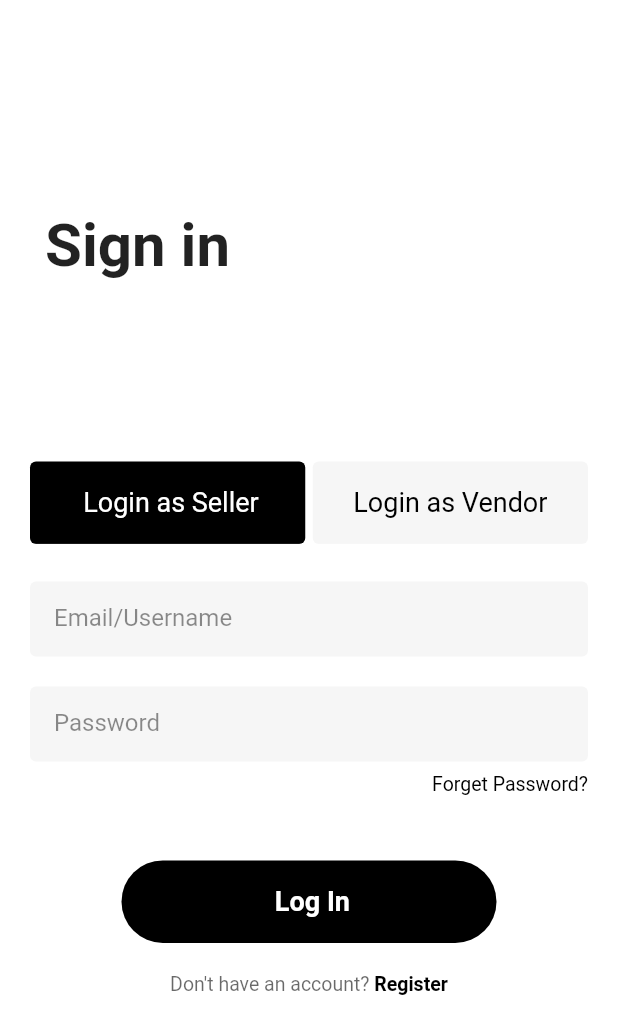
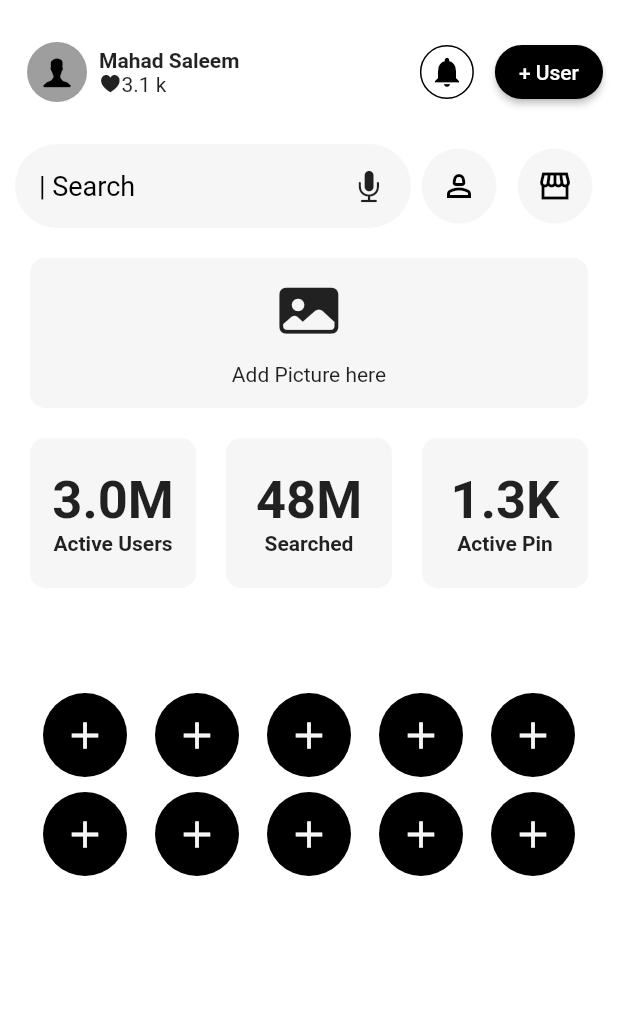
Before and after one commit to Mahad871/automobile_management, a Flutter app: the screen it shows after launch, after a tap on "Log In", on a phone screen of 412 x 824 dp. Shown: the top 1034 px of the screen. Run offline on Flutter 3.47's test engine with Material 2 defaults, Android fonts, the phone set to English and light mode, and no system bars.

Commit message:
Homepage UI completed

```diff
--- /dev/null
+++ b/lib/Common/custom_rounded_button.dart
@@ -0,0 +1,40 @@
+import 'package:flutter/material.dart';
+
+class CustomRoundButton extends StatelessWidget {
+  final IconData? buttonIcon;
+  final Color buttonColor;
+  final Color buttonIconColor;
+  final VoidCallback? onPress;
+  final double buttonIconSize;
+  final double buttonWidth;
+  final double buttonHeight;
+  const CustomRoundButton({
+    super.key,
+    this.buttonColor = const Color(0xFF4C4F5E),
+    this.buttonIcon,
+    this.buttonIconColor = Colors.black,
+    this.onPress,
+    this.buttonIconSize = 30,
+    this.buttonWidth = 56.0,
+    this.buttonHeight = 56.0,
+  });
+
+  @override
+  Widget build(BuildContext context) {
+    return RawMaterialButton(
+      constraints: BoxConstraints.tightFor(
+        width: buttonWidth,
+        height: buttonHeight,
+      ),
+      shape: const CircleBorder(),
+      fillColor: buttonColor,
+      textStyle: const TextStyle(color: Colors.black),
+      onPressed: onPress,
+      child: Icon(
+        buttonIcon,
+        color: buttonIconColor,
+        size: buttonIconSize,
+      ),
+    );
+  }
+}
--- /dev/null
+++ b/lib/Common/reusable_card.dart
@@ -0,0 +1,42 @@
+import 'package:flutter/material.dart';
+
+class ReusableCard extends StatelessWidget {
+  final Color colour;
+  final Widget? cardChild;
+  final VoidCallback? onPress;
+  final double cardMargin;
+  final double cardPaddinng;
+  final double cardWidth;
+  final double cardHeight;
+
+  const ReusableCard({
+    super.key,
+    required this.colour,
+    this.cardChild,
+    this.onPress,
+    this.cardMargin = 10,
+    this.cardPaddinng = 0,
+    this.cardWidth = 100,
+    this.cardHeight = 100,
+  });
+  @override
+  Widget build(BuildContext context) {
+    return GestureDetector(
+      onTap: onPress,
+      child: Material(
+        color: Colors.transparent,
+        child: Container(
+          width: cardWidth,
+          height: cardHeight,
+          decoration: BoxDecoration(
+            borderRadius: BorderRadius.circular(10),
+            color: colour,
+          ),
+          margin: EdgeInsets.all(cardMargin),
+          padding: EdgeInsets.only(top: cardPaddinng, bottom: cardPaddinng),
+          child: cardChild,
+        ),
+      ),
+    );
+  }
+}
--- /dev/null
+++ b/lib/Screens/home_page.dart
@@ -0,0 +1,297 @@
+import 'package:automobile_management/Common/custom_rounded_button.dart';
+import 'package:automobile_management/Common/reusable_card.dart';
+import 'package:flutter/cupertino.dart';
+import 'package:flutter/material.dart';
+import '../Common/constants.dart';
+
+class HomeScreen extends StatefulWidget {
+  const HomeScreen({super.key});
+
+  @override
+  State<HomeScreen> createState() => _HomeScreenState();
+}
+
+class _HomeScreenState extends State<HomeScreen> {
+  bool isVendor = false;
+  Color userModeContainerColor = Colors.black;
+  Color userModeTextColor = Colors.white;
+  Color vendorModeContainerColor = textFieldColor;
+  Color vendorModeTextColor = Colors.black;
+
+  @override
+  Widget build(BuildContext context) {
+    var scaffold = Scaffold(
+      backgroundColor: backgroundColor,
+      body: SafeArea(
+        child: Padding(
+          padding: const EdgeInsets.symmetric(horizontal: 10, vertical: 20),
+          child: Column(
+            children: [
+              GestureDetector(
+                child: Row(
+                  mainAxisAlignment: MainAxisAlignment.spaceBetween,
+                  children: [
+                    Row(
+                      children: [
+                        const Padding(
+                          padding: EdgeInsets.all(8.0),
+                          child: CircleAvatar(
+                            backgroundColor: Colors.grey,
+                            child: Icon(CupertinoIcons.person_alt,
+                                color: Colors.black),
+                          ),
+                        ),
+                        Column(
+                          mainAxisAlignment: MainAxisAlignment.spaceBetween,
+                          crossAxisAlignment: CrossAxisAlignment.start,
+                          children: [
+                            const Text(
+                              "Mahad Saleem",
+                              style: TextStyle(fontWeight: FontWeight.bold),
+                            ),
+                            Row(
+                              children: const [
+                                Icon(CupertinoIcons.heart_solid, size: 15),
+                                Text("3.1 k")
+                              ],
+                            )
+                          ],
+                        )
+                      ],
+                    ),
+                    Row(
+                      children: [
+                        OutlinedButton(
+                            style: OutlinedButton.styleFrom(
+                                shape: const CircleBorder(),
+                                side:
+                                    const BorderSide(style: BorderStyle.solid)),
+                            onPressed: () {},
+                            child: const Icon(Icons.notifications)),
+                        ElevatedButton(
+                          onPressed: () {},
+                          style: ElevatedButton.styleFrom(
+                              shape: const StadiumBorder()),
+                          child: const Text('+ User'),
+                        )
+                      ],
+                    )
+                  ],
+                ),
+              ),
+              const SizedBox(
+                height: 20,
+              ),
+              Column(
+                children: [
+                  Row(
+                    children: [
+                      Expanded(
+                        child: GestureDetector(
+                          child: Container(
+                            decoration: const BoxDecoration(
+                                borderRadius:
+                                    BorderRadius.all(Radius.circular(30.0)),
+                                color: textFieldColor),
+                            padding: const EdgeInsets.all(16),
+                            child: Row(
+                              mainAxisAlignment: MainAxisAlignment.spaceBetween,
+                              children: const [
+                                Text("| Search",
+                                    style: TextStyle(
+                                        color: textColor, fontSize: 18)),
+                                Icon(CupertinoIcons.mic_fill)
+                              ],
+                            ),
+                          ),
+                        ),
+                      ),
+                      ElevatedButton(
+                        onPressed: () {},
+                        style: ElevatedButton.styleFrom(
+                          shape: const CircleBorder(),
+                          backgroundColor: textFieldColor,
+                          foregroundColor: Colors.black,
+                          fixedSize: const Size.fromRadius(25),
+                          elevation: 0,
+                        ),
+                        child: const Icon(Icons.person_2_outlined),
+                      ),
+                      ElevatedButton(
+                        onPressed: () {},
+                        style: ElevatedButton.styleFrom(
+                          shape: const CircleBorder(),
+                          backgroundColor: textFieldColor,
+                          foregroundColor: Colors.black,
+                          fixedSize: const Size.fromRadius(25),
+                          elevation: 0,
+                        ),
+                        child: const Icon(Icons.storefront_sharp),
+                      )
+                    ],
+                  ),
+                  const SizedBox(
+                    height: 10,
+                  ),
+                  Row(
+                    children: [
+                      Expanded(
+                        child: ReusableCard(
+                          colour: textFieldColor,
+                          cardChild: Column(
+                            mainAxisAlignment: MainAxisAlignment.spaceEvenly,
+                            children: const [
+                              Icon(
+                                CupertinoIcons.photo_fill,
+                                size: 40,
+                              ),
+                              Text("Add Picture here")
+                            ],
+                          ),
+                        ),
+                      )
+                    ],
+                  ),
+                  Row(
+                    children: [
+                      Expanded(
+                        child: ReusableCard(
+                          colour: textFieldColor,
+                          cardChild: Column(
+                            mainAxisAlignment: MainAxisAlignment.center,
+                            children: const [
+                              Text(
+                                "3.0M",
+                                style: TextStyle(
+                                    fontWeight: FontWeight.bold, fontSize: 35),
+                              ),
+                              Text(
+                                "Active Users",
+                                style: TextStyle(fontWeight: FontWeight.bold),
+                              )
+                            ],
+                          ),
+                        ),
+                      ),
+                      Expanded(
+                        child: ReusableCard(
+                          colour: textFieldColor,
+                          cardChild: Column(
+                            mainAxisAlignment: MainAxisAlignment.center,
+                            children: const [
+                              Text(
+                                "48M",
+                                style: TextStyle(
+                                    fontWeight: FontWeight.bold, fontSize: 35),
+                              ),
+                              Text(
+                                "Searched",
+                                style: TextStyle(fontWeight: FontWeight.bold),
+                              )
+                            ],
+                          ),
+                        ),
+                      ),
+                      Expanded(
+                        child: ReusableCard(
+                          colour: textFieldColor,
+                          cardChild: Column(
+                            mainAxisAlignment: MainAxisAlignment.center,
+                            children: const [
+                              Text(
+                                "1.3K",
+                                style: TextStyle(
+                                    fontWeight: FontWeight.bold, fontSize: 35),
+                              ),
+                              Text(
+                                "Active Pin",
+                                style: TextStyle(fontWeight: FontWeight.bold),
+                              )
+                            ],
+                          ),
+                        ),
+                      )
+                    ],
+                  ),
+                  const SizedBox(
+                    height: 60,
+                  ),
+                  Column(
+                    mainAxisAlignment: MainAxisAlignment.end,
+                    children: [
+                      Row(
+                        mainAxisAlignment: MainAxisAlignment.spaceEvenly,
+                        children: const [
+                          CustomRoundButton(
+                            buttonIcon: Icons.add,
+                            buttonIconColor: textFieldColor,
+                            buttonColor: textColor,
+                          ),
+                          CustomRoundButton(
+                            buttonIcon: Icons.add,
+                            buttonIconColor: textFieldColor,
+                            buttonColor: textColor,
+                          ),
+                          CustomRoundButton(
+                            buttonIcon: Icons.add,
+                            buttonIconColor: textFieldColor,
+                            buttonColor: textColor,
+                          ),
+                          CustomRoundButton(
+                            buttonIcon: Icons.add,
+                            buttonIconColor: textFieldColor,
+                            buttonColor: textColor,
+                          ),
+                          CustomRoundButton(
+                            buttonIcon: Icons.add,
+                            buttonIconColor: textFieldColor,
+                            buttonColor: textColor,
+                          ),
+                        ],
+                      ),
+                      const SizedBox(
+                        height: 10,
+                      ),
+                      Row(
+                        mainAxisAlignment: MainAxisAlignment.spaceEvenly,
+                        children: const [
+                          CustomRoundButton(
+                            buttonIcon: Icons.add,
+                            buttonIconColor: textFieldColor,
+                            buttonColor: textColor,
+                          ),
+                          CustomRoundButton(
+                            buttonIcon: Icons.add,
+                            buttonIconColor: textFieldColor,
+                            buttonColor: textColor,
+                          ),
+                          CustomRoundButton(
+                            buttonIcon: Icons.add,
+                            buttonIconColor: textFieldColor,
+                            buttonColor: textColor,
+                          ),
+                          CustomRoundButton(
+                            buttonIcon: Icons.add,
+                            buttonIconColor: textFieldColor,
+                            buttonColor: textColor,
+                          ),
+                          CustomRoundButton(
+                            buttonIcon: Icons.add,
+                            buttonIconColor: textFieldColor,
+                            buttonColor: textColor,
+                          ),
+                        ],
+                      ),
+                    ],
+                  ),
+                ],
+              )
+            ],
+          ),
+        ),
+      ),
+    );
+
+    return scaffold;
+  }
+}
--- a/lib/Screens/login_screen.dart
+++ b/lib/Screens/login_screen.dart
@@ -1,4 +1,5 @@
 import 'package:automobile_management/Screens/forget_password_screen.dart';
+import 'package:automobile_management/Screens/home_page.dart';
 import 'package:automobile_management/Screens/registration_screen.dart';
 import 'package:flutter/material.dart';
 import '../Common/constants.dart';
@@ -192,7 +193,11 @@ class _LoginScreenState extends State<LoginScreen> {
                       const SizedBox(height: 35),
                       Center(
                         child: GestureDetector(
-                          onTap: () {},
+                          onTap: () {
+                            Navigator.of(context).push(MaterialPageRoute(
+                              builder: (context) => const HomeScreen(),
+                            ));
+                          },
                           child: Container(
                             height: 55,
                             width: 250,
--- a/lib/main.dart
+++ b/lib/main.dart
@@ -10,8 +10,14 @@ class MainApp extends StatelessWidget {
 
   @override
   Widget build(BuildContext context) {
-    return const MaterialApp(
-      home: LoginScreen(),
+    return MaterialApp(
+      theme: ThemeData(
+        colorScheme: ColorScheme.fromSwatch().copyWith(
+          primary: Colors.black,
+          secondary: Colors.white,
+        ),
+      ),
+      home: const LoginScreen(),
     );
   }
 }
```
Also changed, not shown: 2 other files.
